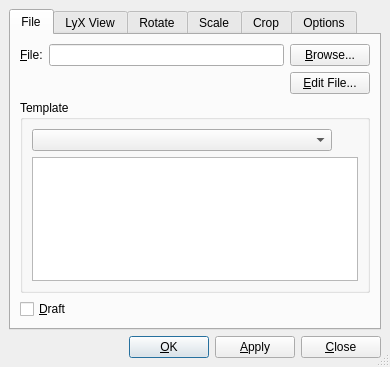
This is src/frontends/qt4/ui/ExternalUi.ui in cburschka/lyx as Qt 5 draws it before an edit. The edited form follows.
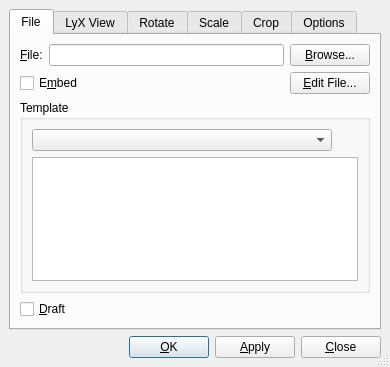
This is the edited form. Custom widgets are drawn as their Qt base class.

Commit message: Embedding: add embedCB checkboxes to IncludeUi and ExternalUi

What changed in the file:
```diff
--- a/src/frontends/qt4/ui/ExternalUi.ui
+++ b/src/frontends/qt4/ui/ExternalUi.ui
@@ -65,20 +65,11 @@
         </widget>
        </item>
        <item row="1" column="0" colspan="2" >
-        <spacer>
-         <property name="orientation" >
-          <enum>Qt::Horizontal</enum>
+        <widget class="QCheckBox" name="embedCB" >
+         <property name="text" >
+          <string>E&amp;mbed</string>
          </property>
-         <property name="sizeType" >
-          <enum>QSizePolicy::Expanding</enum>
-         </property>
-         <property name="sizeHint" >
-          <size>
-           <width>20</width>
-           <height>20</height>
-          </size>
-         </property>
-        </spacer>
+        </widget>
        </item>
        <item row="1" column="2" >
         <widget class="QPushButton" name="editPB" >
```
Left out of the diff: 1 changed line with no effect on the pictures. The commit also changes 1 other file.
